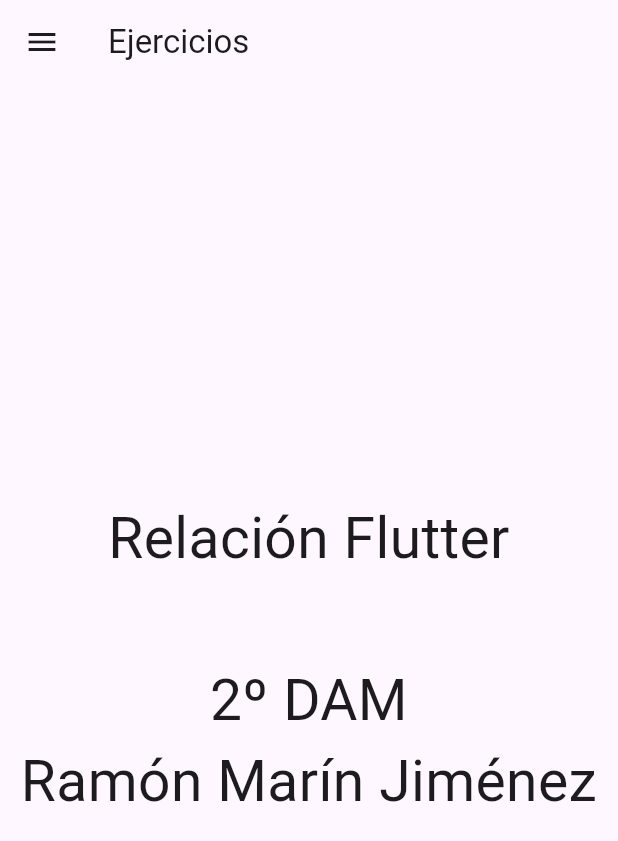
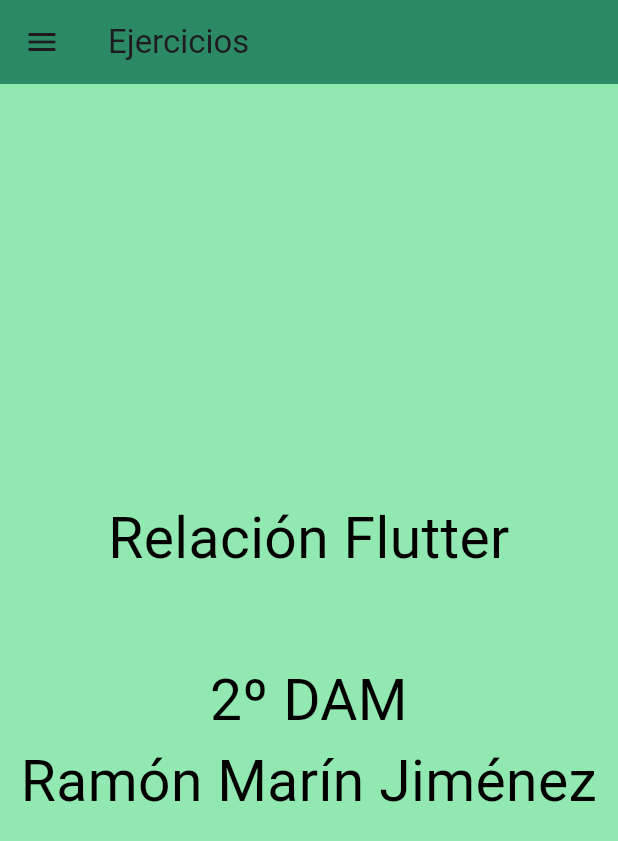
Before and after one commit to Nomar3/flutter_RamonMarin, a Flutter app: the screen it shows after launch, on a phone screen of 412 x 824 dp. Shown: the top 841 px of the screen. Run offline on Flutter 3.47's test engine with Material 3 defaults, Android fonts, the phone set to English and light mode, and no system bars; our stand-ins replace animated_text_kit, google_fonts.

Commit message:
ejercicio13 faltan cosas
El ejercicio 13 le falta lo mas importante que cambien las imagenes

```diff
--- a/Ejercicio1/lib/main.dart
+++ b/Ejercicio1/lib/main.dart
@@ -12,6 +12,7 @@ class MyApp extends StatelessWidget {
     return MaterialApp(
         debugShowCheckedModeBanner: false,
         title: 'Relación Flutter',
+        theme: MiTema.modoClaro,
         initialRoute: '/',
         routes: {
           '/': (context) => const HomeScreen(),
@@ -27,6 +28,7 @@ class MyApp extends StatelessWidget {
           '/ejercicio10': (context) => const Ejercicio10(),
           '/ejercicio11': (context) => const Ejercicio11(),
           '/ejercicio12': (context) => const RandomColors(),
+          '/ejercicio13': (context) => const Ejercicio13(),
         }
     );
   }
--- a/Ejercicio1/lib/home_screen.dart
+++ b/Ejercicio1/lib/screens/home_screen.dart
@@ -1,4 +1,4 @@
-import 'screens/screens.dart';
+import 'screens.dart';
 
 class HomeScreen extends StatelessWidget {
   const HomeScreen({super.key});
--- a/Ejercicio1/lib/screens/menu_lateral.dart
+++ b/Ejercicio1/lib/screens/menu_lateral.dart
@@ -94,6 +94,12 @@ class MenuLateral extends StatelessWidget {
             onTap: () {
               Navigator.pushNamed(context, '/ejercicio12');
             },
+          ),
+          ListTile(
+            title: const Text("Ejercicio 13"),
+            onTap: () {
+              Navigator.pushNamed(context, '/ejercicio13');
+            },
           )
         ],
       ),
--- /dev/null
+++ b/Ejercicio1/lib/themes/mi_tema.dart
@@ -0,0 +1,40 @@
+import '../screens/screens.dart';
+
+class MiTema {
+
+  // Tema Claro
+
+  static ThemeData get modoClaro {
+
+    return ThemeData(
+      useMaterial3: true,
+      scaffoldBackgroundColor: PaletaColores.fondoScaffold,
+      appBarTheme: AppBarTheme(
+        backgroundColor: PaletaColores.fondoAppBar,
+
+        ),
+      textTheme: TextTheme(
+        headlineMedium: TextStyle(color: PaletaColores.tituloAppBar, fontSize: 22),
+        titleMedium: TextStyle(color: PaletaColores.tituloAppBar, fontSize: 22),
+        bodyMedium: TextStyle(color: PaletaColores.textoClaro, fontSize: 18),)
+    );
+  }
+
+
+  //Oscuro
+  static ThemeData get modoOscuro {
+
+    return ThemeData(
+
+      useMaterial3: true,
+      colorScheme: ColorScheme.fromSeed(seedColor:  PaletaColores.fondoAppBarOscuro,
+        brightness: Brightness.dark),
+      scaffoldBackgroundColor: PaletaColores.fondoScaffoldOscuro,
+       textTheme: TextTheme(
+        titleSmall: TextStyle(color: PaletaColores.tituloAppBarOscuro, fontSize: 22),
+        bodyMedium: TextStyle(color: PaletaColores.textoClaroOscuro, fontSize: 18),
+      )
+    );
+  }
+
+}
--- /dev/null
+++ b/Ejercicio1/lib/themes/paleta.dart
@@ -0,0 +1,19 @@
+import '../screens/screens.dart';
+
+abstract final class PaletaColores {
+
+  // Modo Claro
+
+  static const Color fondoAppBar = Color.fromARGB(255, 43, 137, 100);
+  static const Color fondoScaffold = Color.fromARGB(255, 145, 233, 177);
+  static const Color textoClaro = Color.fromARGB(255, 0, 0, 0);
+  static const Color tituloAppBar = Colors.white;
+
+  // Modo Oscuro
+
+  static const Color fondoAppBarOscuro = Color.fromARGB(255, 46, 126, 62);
+  static const Color fondoScaffoldOscuro = Color.fromARGB(255, 71, 203, 113);
+  static const Color textoClaroOscuro = Color.fromARGB(255, 236, 236, 236);
+  static const Color tituloAppBarOscuro = Color.fromARGB(255, 0, 0, 0);
+
+}
```
Also changed, not shown: Ejercicio1/lib/screens/ejercicio12.dart (+0 -7 lines), Ejercicio1/lib/screens/ejercicio13.dart (added, +138 -0 lines), Ejercicio1/lib/screens/screens.dart (+8 -1 lines).
